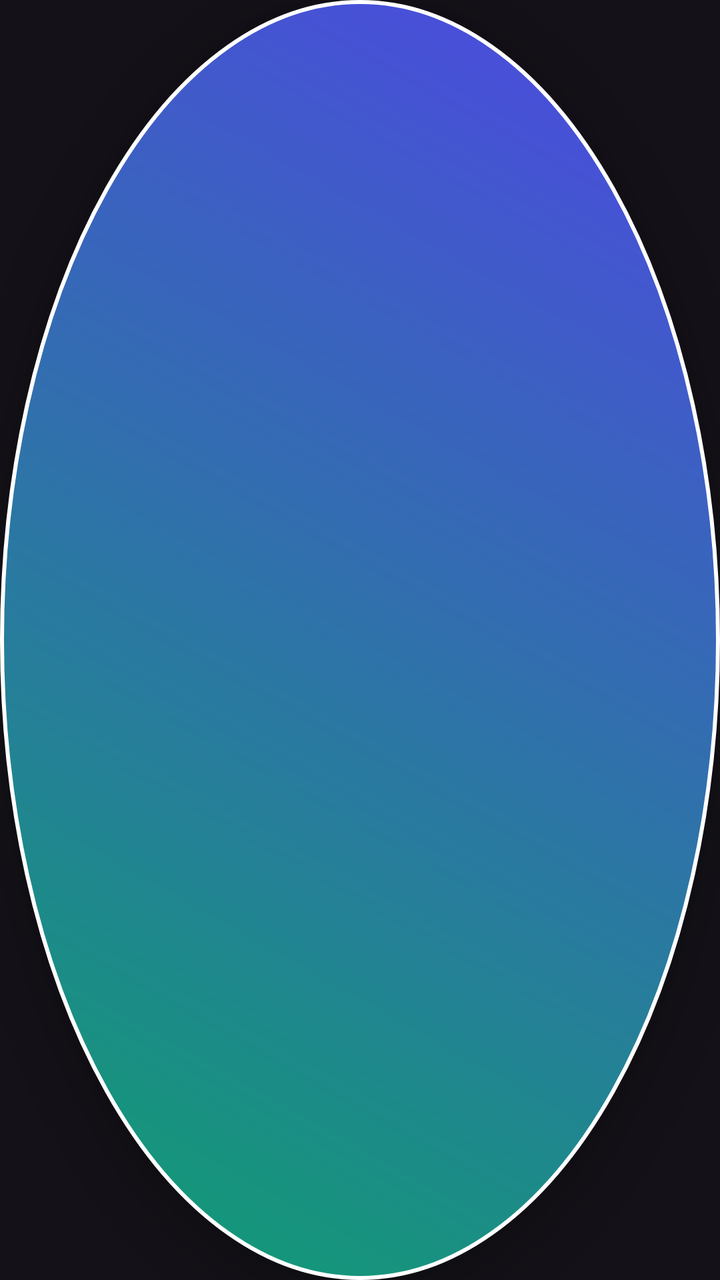
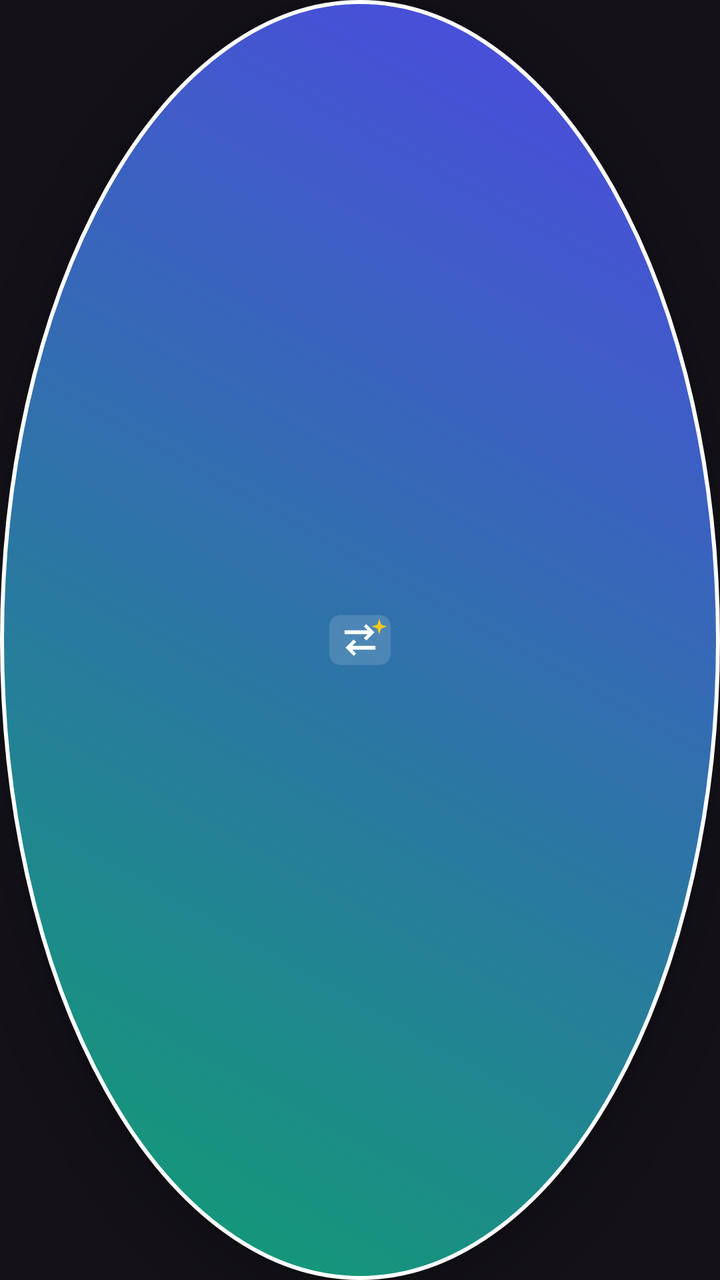

The first picture is an Android layout as it rendered before a commit; the second is the same layout after the commit. The layout source and the unified diff follow.
<!-- AndroidManifest.xml: application theme Theme.BnEngAssistant -->
<!-- res/layout/floating_bubble.xml -->
<?xml version="1.0" encoding="utf-8"?>
<FrameLayout xmlns:android="http://schemas.android.com/apk/res/android"
    android:layout_width="56dp"
    android:layout_height="56dp"
    android:background="@drawable/rounded_brand_bg"
    android:elevation="12dp"
    android:padding="2dp">

    <ImageView
        android:id="@+id/ivBubbleLogo"
        android:layout_width="match_parent"
        android:layout_height="match_parent"
        android:contentDescription="BN-ENG AI Assistant"
        android:scaleType="centerCrop"
        android:src="@mipmap/ic_launcher_round" />
</FrameLayout>
<!-- resources referenced by this layout -->
<resources>
  <!-- drawable rounded_brand_bg (drawable) -->
  <?xml version="1.0" encoding="utf-8"?>
  <shape xmlns:android="http://schemas.android.com/apk/res/android"
      android:shape="oval">
      <gradient
          android:startColor="#0E9F6E"
          android:endColor="#4F46E5"
          android:angle="45" />
      <stroke
          android:width="2dp"
          android:color="#FFFFFF" />
  </shape>
  <!-- mipmap ic_launcher_round (mipmap-anydpi-v26) -->
  <?xml version="1.0" encoding="utf-8"?>
  <adaptive-icon xmlns:android="http://schemas.android.com/apk/res/android">
      <background android:drawable="@drawable/ic_launcher_background" />
      <foreground android:drawable="@drawable/ic_launcher_foreground" />
  </adaptive-icon>
  <style name="Theme.BnEngAssistant" parent="Theme.Material3.Dark.NoActionBar">
          <item name="colorPrimary">@color/primary</item>
          <item name="colorSecondary">@color/accent</item>
          <item name="android:statusBarColor">@color/background</item>
          <item name="android:navigationBarColor">@color/background</item>
      </style>
  <!-- drawable ic_launcher_background (drawable) -->
  <?xml version="1.0" encoding="utf-8"?>
  <shape xmlns:android="http://schemas.android.com/apk/res/android"
      android:shape="rectangle">
      <gradient
          android:angle="135"
          android:startColor="#0E9F6E"
          android:centerColor="#057A55"
          android:endColor="#4F46E5" />
  </shape>
  <!-- drawable ic_launcher_foreground (drawable) -->
  <?xml version="1.0" encoding="utf-8"?>
  <vector xmlns:android="http://schemas.android.com/apk/res/android"
      android:width="108dp"
      android:height="108dp"
      android:viewportWidth="108"
      android:viewportHeight="108">
  
      
      <path
          android:fillColor="#25FFFFFF"
          android:pathData="M34,28h40a12,12 0 0,1 12,12v28a12,12 0 0,1 -12,12h-40a12,12 0 0,1 -12,-12v-28a12,12 0 0,1 12,-12z" />
  
      
      <path
          android:fillColor="#FFFFFF"
          android:pathData="M38,44h24l-4,-4l2.5,-2.5l8.5,8.5l-8.5,8.5l-2.5,-2.5l4,-4h-24z" />
  
      
      <path
          android:fillColor="#FFFFFF"
          android:pathData="M70,64h-24l4,4l-2.5,2.5l-8.5,-8.5l8.5,-8.5l2.5,2.5l-4,4h24z" />
  
      
      <path
          android:fillColor="#FACC15"
          android:pathData="M74,32L76,38L82,40L76,42L74,48L72,42L66,40L72,38Z" />
  
  </vector>
  <color name="primary">#0E9F6E</color>
  <color name="accent">#4F46E5</color>
  <color name="background">#0F172A</color>
</resources>

<!-- the commit's change to res/layout/floating_bubble.xml (unified diff, before → after) -->
@@ -1,16 +1,16 @@
 <?xml version="1.0" encoding="utf-8"?>
 <FrameLayout xmlns:android="http://schemas.android.com/apk/res/android"
-    android:layout_width="56dp"
-    android:layout_height="56dp"
+    android:layout_width="52dp"
+    android:layout_height="52dp"
     android:background="@drawable/rounded_brand_bg"
-    android:elevation="12dp"
-    android:padding="2dp">
+    android:elevation="12dp">
 
     <ImageView
         android:id="@+id/ivBubbleLogo"
-        android:layout_width="match_parent"
-        android:layout_height="match_parent"
+        android:layout_width="52dp"
+        android:layout_height="52dp"
+        android:layout_gravity="center"
         android:contentDescription="BN-ENG AI Assistant"
-        android:scaleType="centerCrop"
-        android:src="@mipmap/ic_launcher_round" />
+        android:scaleType="centerInside"
+        android:src="@drawable/ic_launcher_foreground" />
 </FrameLayout>
<!-- resource entries referenced after the edit -->
@@ -12,28 +12,12 @@
           android:width="2dp"
           android:color="#FFFFFF" />
   </shape>
-  <!-- mipmap ic_launcher_round (mipmap-anydpi-v26) -->
-  <?xml version="1.0" encoding="utf-8"?>
-  <adaptive-icon xmlns:android="http://schemas.android.com/apk/res/android">
-      <background android:drawable="@drawable/ic_launcher_background" />
-      <foreground android:drawable="@drawable/ic_launcher_foreground" />
-  </adaptive-icon>
   <style name="Theme.BnEngAssistant" parent="Theme.Material3.Dark.NoActionBar">
           <item name="colorPrimary">@color/primary</item>
           <item name="colorSecondary">@color/accent</item>
           <item name="android:statusBarColor">@color/background</item>
           <item name="android:navigationBarColor">@color/background</item>
       </style>
-  <!-- drawable ic_launcher_background (drawable) -->
-  <?xml version="1.0" encoding="utf-8"?>
-  <shape xmlns:android="http://schemas.android.com/apk/res/android"
-      android:shape="rectangle">
-      <gradient
-          android:angle="135"
-          android:startColor="#0E9F6E"
-          android:centerColor="#057A55"
-          android:endColor="#4F46E5" />
-  </shape>
   <!-- drawable ic_launcher_foreground (drawable) -->
   <?xml version="1.0" encoding="utf-8"?>
   <vector xmlns:android="http://schemas.android.com/apk/res/android"
